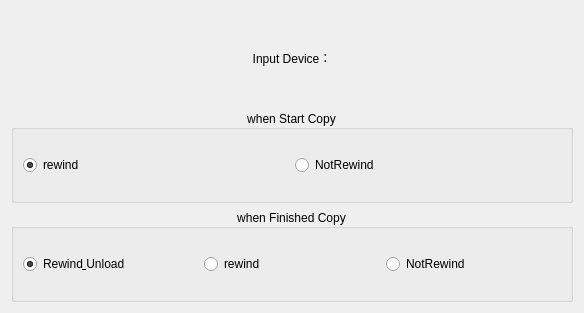
Qt form datatool/inputPara.ui (chenjh1234/datatool) before a commit.
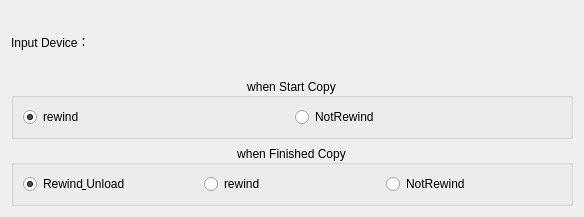
The same form after that commit.

Diff of the .ui file:
```diff
--- a/datatool/inputPara.ui
+++ b/datatool/inputPara.ui
@@ -7,7 +7,7 @@
     <x>0</x>
     <y>0</y>
     <width>584</width>
-    <height>313</height>
+    <height>217</height>
    </rect>
   </property>
   <property name="windowTitle">
@@ -20,7 +20,7 @@
       <string>Input Device：</string>
      </property>
      <property name="alignment">
-      <set>Qt::AlignCenter</set>
+      <set>Qt::AlignLeading|Qt::AlignLeft|Qt::AlignVCenter</set>
      </property>
     </widget>
    </item>
```
